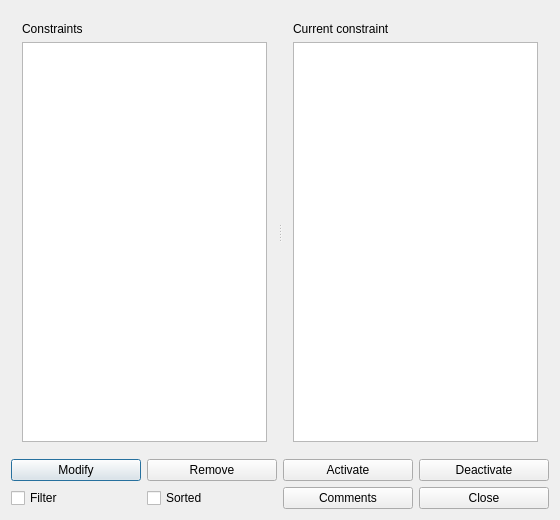
Before: the Qt Designer form src/interface/alltimeconstraintsform_template.ui in karandit/fet, drawn with Qt 5.
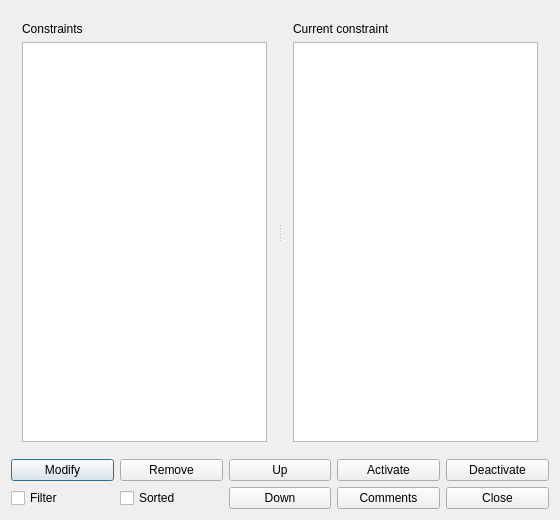
After: the same form once the commit is applied.

```diff
--- a/src/interface/alltimeconstraintsform_template.ui
+++ b/src/interface/alltimeconstraintsform_template.ui
@@ -83,6 +83,13 @@
        </property>
       </widget>
      </item>
+     <item>
+      <widget class="QPushButton" name="moveTimeConstraintUpPushButton">
+       <property name="text">
+        <string comment="It means move the item up in the list">Up</string>
+       </property>
+      </widget>
+     </item>
      <item>
       <widget class="QPushButton" name="activatePushButton">
        <property name="text">
@@ -115,6 +122,13 @@
        </property>
       </widget>
      </item>
+     <item>
+      <widget class="QPushButton" name="moveTimeConstraintDownPushButton">
+       <property name="text">
+        <string comment="It means move the item down in the list">Down</string>
+       </property>
+      </widget>
+     </item>
      <item>
       <widget class="QPushButton" name="commentsPushButton">
        <property name="text">
```
